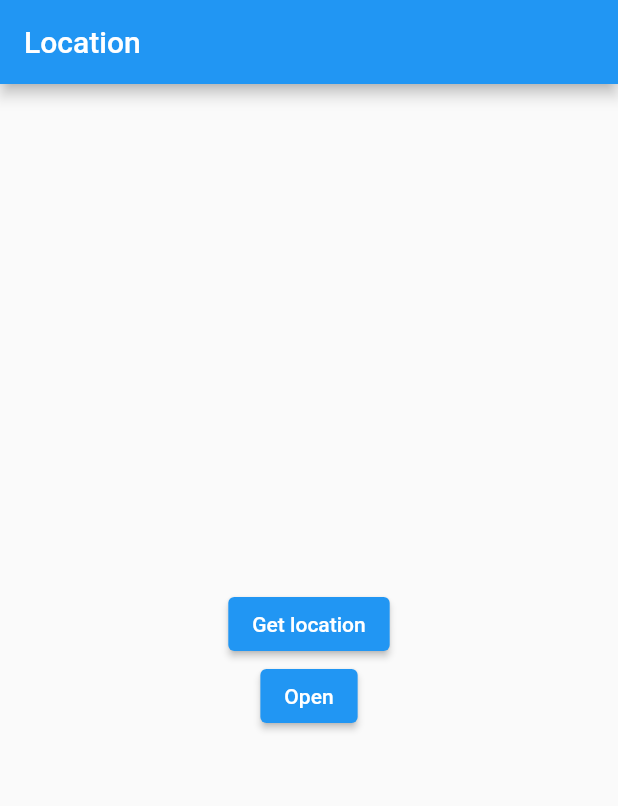
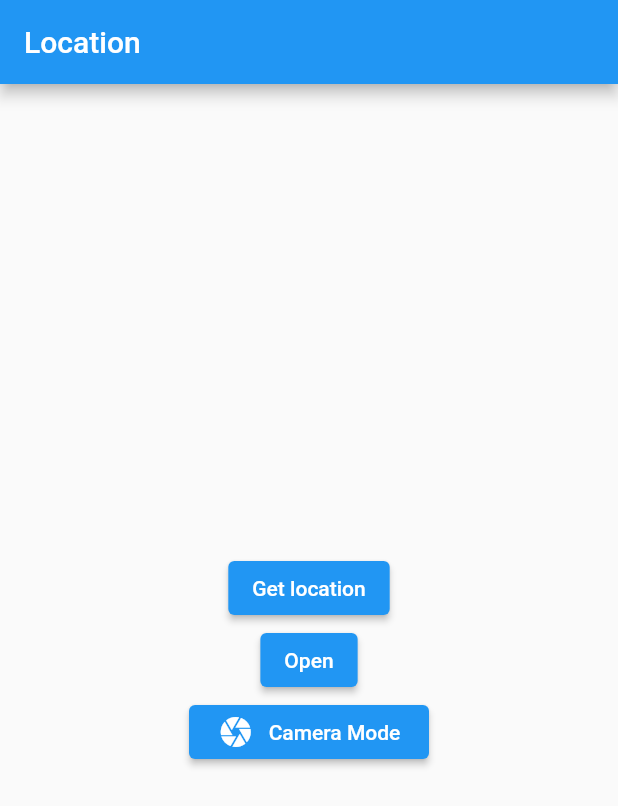
Before and after one commit to erickdarmawan/menggunakan_fitur_perangkat_bawaan, a Flutter app: the screen it shows after launch, on a phone screen of 412 x 824 dp. Shown: the top 806 px of the screen. Run offline on Flutter 3.47's test engine with Material 2 defaults, Android fonts, the light colour scheme and no system bars; our stand-ins replace google_maps_flutter, image_picker, location.

Commit message:
completted project

```diff
--- a/lib/models/place_location.dart
+++ b/lib/models/place_location.dart
@@ -1,6 +1,7 @@
-class PlaceLocation{
+class PlaceLocation {
   final double latitude;
   final double longitude;
   final String address;
-  PlaceLocation({required this.latitude, required this.longitude, this.address = '' });
+  PlaceLocation(
+      {required this.latitude, required this.longitude, this.address = ''});
 }
--- a/lib/screens/location_home_screen.dart
+++ b/lib/screens/location_home_screen.dart
@@ -4,6 +4,7 @@ import 'package:flutter/material.dart';
 import 'package:google_maps_flutter/google_maps_flutter.dart';
 import 'package:location/location.dart';
 import 'package:menggunakan_fitur_perangkat_bawaan/models/place_location.dart';
+import 'package:menggunakan_fitur_perangkat_bawaan/screens/camera_home_screen.dart';
 import 'package:menggunakan_fitur_perangkat_bawaan/screens/map_screen.dart';
 import 'package:menggunakan_fitur_perangkat_bawaan/services/location_service.dart';
 
@@ -15,9 +16,8 @@ class LocationHomeScreen extends StatefulWidget {
 }
 
 class _LocationHomeScreenState extends State<LocationHomeScreen> {
-  StreamSubscription? _streamSubscription;
   LatLng? _locationData;
-  Location _location = Location();
+  final Location _location = Location();
   String _staticMapUrl = '';
   String _address = '';
 
@@ -29,10 +29,7 @@ class _LocationHomeScreenState extends State<LocationHomeScreen> {
           _location.requestPermission().then((permissionStatus) {
             if (permissionStatus == PermissionStatus.granted) {
               _location.enableBackgroundMode(enable: true);
-              _location.onLocationChanged.listen((locationData) {
-                print('DEBUG ${locationData.latitude}');
-                print('DEBUG ${locationData.longitude}');
-              });
+              _location.onLocationChanged.listen((locationData) {});
             }
           });
         }
@@ -64,8 +61,6 @@ class _LocationHomeScreenState extends State<LocationHomeScreen> {
             mainAxisAlignment: MainAxisAlignment.center,
             children: [
               if (_staticMapUrl.isNotEmpty) Image.network(_staticMapUrl),
-              // if (_locationData != null)
-              // Text('${_locationData!.latitude}, ${_locationData!.longitude}'),
               if (_address.isNotEmpty) Text('$_address'),
               ElevatedButton(
                   onPressed: () async {
@@ -101,7 +96,21 @@ class _LocationHomeScreenState extends State<LocationHomeScreen> {
                       builder: (builder) => MapScreen(
                             setLocationFn: setLocation,
                           ))),
-                  child: Text('Open'))
+                  child: Text('Open')),
+              Container(
+                width: 160,
+                child: ElevatedButton(
+                    onPressed: () => Navigator.of(context).push(
+                        MaterialPageRoute(
+                            builder: (builder) => CameraHomeScreen())),
+                    child: Row(
+                        mainAxisAlignment: MainAxisAlignment.center,
+                        children: [
+                          Icon(Icons.camera),
+                          SizedBox(width: 10),
+                          Text('Camera Mode'),
+                        ])),
+              )
             ],
           ),
         ));
```
Also changed, not shown: lib/screens/camera_home_screen.dart (+0 -15 lines), lib/services/location_service.dart (+2 -6 lines).
